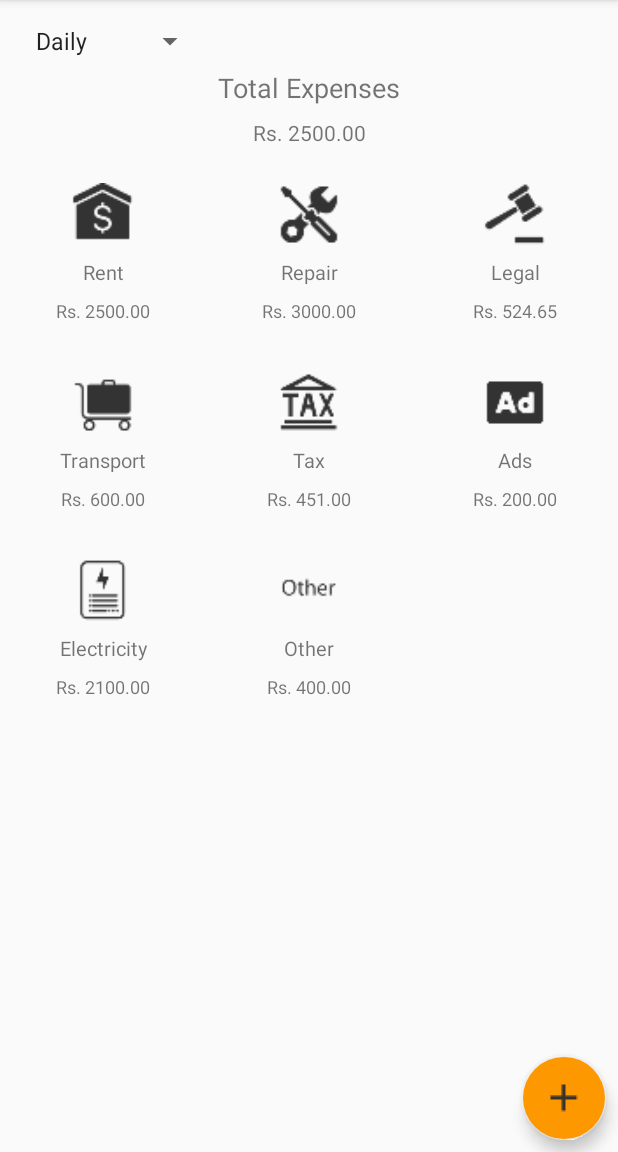
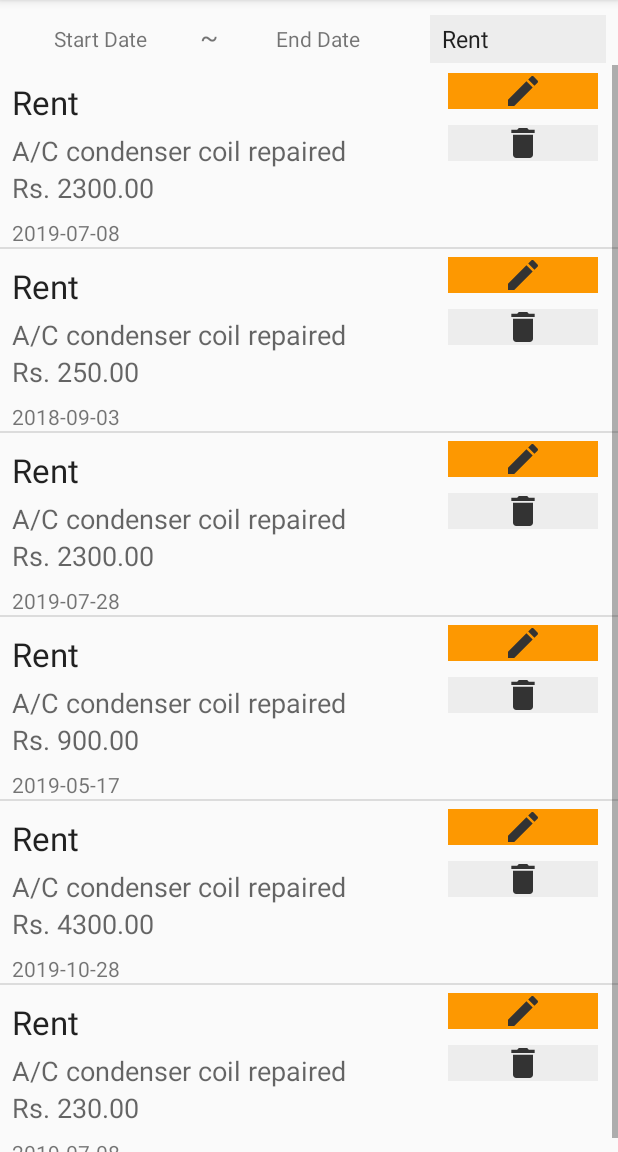
Before and after one commit to NisugaJ/TheStationaryManager, an Android app: the fragment Expenses shown on its own in the app's theme, after a tap on "Rs. 2500.00", on a phone screen of 412 x 824 dp, the part 84-1236 px from its top. Run offline under Robolectric (Android 15) with nearby library versions, the phone set to English and light mode, and no system bars.

Commit message:
Added TimePicker, Expenses ListView part. Disabled Landscape mode

```diff
--- /dev/null
+++ b/app/src/main/java/com/example/stationerymanager/ExpenseModel.java
@@ -0,0 +1,37 @@
+package com.example.stationerymanager;
+
+public class ExpenseModel {
+    int id;
+    String type;
+    String noteDescription;
+    String timestamp;
+    String amount;
+
+    public ExpenseModel(int id, String type, String noteDescription, String timestamp, String amount) {
+        this.id = id;
+        this.type = type;
+        this.noteDescription = noteDescription;
+        this.timestamp = timestamp;
+        this.amount = amount;
+    }
+
+    public int getId() {
+        return id;
+    }
+
+    public String getType() {
+        return type;
+    }
+
+    public String getNoteDescription() {
+        return noteDescription;
+    }
+
+    public String getTimestamp() {
+        return timestamp;
+    }
+
+    public String getAmount() {
+        return amount;
+    }
+}
--- a/app/src/main/java/com/example/stationerymanager/Expenses.java
+++ b/app/src/main/java/com/example/stationerymanager/Expenses.java
@@ -7,6 +7,7 @@ import android.os.Bundle;
 
 import androidx.annotation.NonNull;
 import androidx.annotation.Nullable;
+import androidx.appcompat.view.menu.ActionMenuItem;
 import androidx.fragment.app.Fragment;
 import android.view.LayoutInflater;
 import android.view.View;
@@ -24,7 +25,7 @@ public class Expenses extends Fragment {
     View view;
     FloatingActionButton addExpense;
     GridView grid;
-    String[] expenseTypes = {
+    static String[] expenseTypes = {
             "Rent",
             "Repair",
             "Legal",
@@ -77,6 +78,8 @@ public class Expenses extends Fragment {
                 @Override
                 public void onItemClick(AdapterView<?> adapterView, View view, int i, long l) {
                     Toast.makeText(getContext(), expenseTypes[i]+ " Clicked", Toast.LENGTH_SHORT).show();
+                    Intent intentToExpensesList = new Intent(getContext(), ExpensesList.class);
+                    startActivity(intentToExpensesList);
                 }
             });
 
@@ -90,5 +93,10 @@ public class Expenses extends Fragment {
         return view;
     }
 
+    @Override
+    public void onResume() {
+        super.onResume();
 
+
+    }
 }
--- /dev/null
+++ b/app/src/main/java/com/example/stationerymanager/ExpensesList.java
@@ -0,0 +1,79 @@
+package com.example.stationerymanager;
+
+import androidx.appcompat.app.AppCompatActivity;
+
+import android.os.Bundle;
+import android.widget.ListView;
+
+import java.util.ArrayList;
+import java.util.List;
+
+public class ExpensesList extends AppCompatActivity {
+
+    ListView listView;
+    List<ExpenseModel> expenseList;
+//    String[] types = {
+//            "Rent",
+//            "Rent",
+//            "Rent",
+//            "Rent",
+//            "Rent",
+//            "Rent",
+//            "Rent",
+//            "Rent",
+//    };
+//
+//    String[] desc = {
+//            "Rent1",
+//            "Rent2",
+//            "Rent3",
+//            "Rent4",
+//            "Rent5",
+//            "Rent6",
+//            "Rent7",
+//            "Rent8",
+//    };
+//
+//    String[] timestamps = {
+//            "2019-02-08  22:00",
+//            "2019-02-30  20:00",
+//            "2019-02-08  03:00",
+//            "2019-02-09  22:00",
+//            "2019-04-08  22:00",
+//            "2019-02-09  07:00",
+//            "2019-02-01  22:00",
+//            "2019-09-08  05:00",
+//    };
+//
+//    String[] amounts = {
+//            "Rs. 2340.00",
+//            "Rs. 264.00",
+//            "Rs. 750.00",
+//            "Rs. 231.00",
+//            "Rs. 244.00",
+//            "Rs. 701.00",
+//            "Rs. 123.00",
+//            "Rs. 100.00",
+//    };
+
+
+    @Override
+    protected void onCreate(Bundle savedInstanceState) {
+        super.onCreate(savedInstanceState);
+        setContentView(R.layout.activity_expenses_list);
+
+        listView=findViewById(R.id.expenses_list);
+        expenseList = new ArrayList<>();
+
+        //Testing only
+        expenseList.add(new ExpenseModel(1, "Rent", "A/C condenser coil repaired ", "2019-07-08", "Rs. 2300.00"));
+        expenseList.add(new ExpenseModel(2, "Rent", "A/C condenser coil repaired ", "2018-09-03", "Rs. 250.00"));
+        expenseList.add(new ExpenseModel(3, "Rent", "A/C condenser coil repaired ", "2019-07-28", "Rs. 2300.00"));
+        expenseList.add(new ExpenseModel(4, "Rent", "A/C condenser coil repaired ", "2019-05-17", "Rs. 900.00"));
+        expenseList.add(new ExpenseModel(5, "Rent", "A/C condenser coil repaired ", "2019-10-28", "Rs. 4300.00"));
+        expenseList.add(new ExpenseModel(6, "Rent", "A/C condenser coil repaired ", "2019-07-08", "Rs. 230.00"));
+
+        ExpensesListAdapter adapter=new ExpensesListAdapter(this, R.layout.expenses_list_layout_single, expenseList );
+        listView.setAdapter(adapter);
+    }
+}
--- /dev/null
+++ b/app/src/main/java/com/example/stationerymanager/ExpensesListAdapter.java
@@ -0,0 +1,52 @@
+package com.example.stationerymanager;
+
+import android.app.Activity;
+import android.content.Context;
+import android.view.LayoutInflater;
+import android.view.View;
+import android.view.ViewGroup;
+import android.widget.ArrayAdapter;
+import android.widget.TextView;
+
+import androidx.annotation.NonNull;
+
+import java.util.List;
+
+public class ExpensesListAdapter extends ArrayAdapter<ExpenseModel> {
+
+    private final Context context;
+    List<ExpenseModel> expenses;
+    int layoutRes;
+
+    public ExpensesListAdapter(Context context, int layoutRes, List<ExpenseModel> expenses){
+        super(context,layoutRes, expenses);
+
+        this.context = context;
+        this.layoutRes  = layoutRes;
+        this.expenses = expenses;
+    }
+
+    @NonNull
+    @Override
+    public View getView(int position, View view, ViewGroup parent) {
+
+        LayoutInflater inflater = LayoutInflater.from(context);
+        View rowView = inflater.inflate(layoutRes, null);
+
+        TextView typeView = rowView.findViewById(R.id.typeView);
+        TextView descView = rowView.findViewById(R.id.descView);
+        TextView timeView = rowView.findViewById(R.id.timestampView);
+        TextView amountView = rowView.findViewById(R.id.amountView);
+
+        ExpenseModel expenseItem = expenses.get(position);
+
+        typeView.setText(expenseItem.getType());
+        descView.setText(expenseItem.getNoteDescription());
+        timeView.setText(expenseItem.getTimestamp());
+        amountView.setText(expenseItem.getAmount());
+
+        return  rowView;
+    }
+
+
+}
--- a/app/src/main/java/com/example/stationerymanager/LaunchActivity.java
+++ b/app/src/main/java/com/example/stationerymanager/LaunchActivity.java
@@ -41,7 +41,7 @@ public class LaunchActivity extends AppCompatActivity {
                     });
                     try {
                         // Sleep for 200 milliseconds.
-                        Thread.sleep(40);
+                        Thread.sleep(10);
                     } catch (InterruptedException e) {
                         e.printStackTrace();
                     }
--- a/app/src/main/java/com/example/stationerymanager/MainNavigation.java
+++ b/app/src/main/java/com/example/stationerymanager/MainNavigation.java
@@ -33,6 +33,8 @@ public class MainNavigation extends AppCompatActivity {
                     break;
                 case R.id.navigation_stationery:
                     title = getString(R.string.title_stationery);
+                    Intent intent = new Intent(getApplicationContext(), AddSales.class);
+                    startActivity(intent);
                     break;
                 case R.id.navigation_printing:
                     title = getString(R.string.title_printing);
--- /dev/null
+++ b/app/src/main/res/layout/activity_expenses_list.xml
@@ -0,0 +1,80 @@
+<?xml version="1.0" encoding="utf-8"?>
+<androidx.constraintlayout.widget.ConstraintLayout xmlns:android="http://schemas.android.com/apk/res/android"
+    xmlns:app="http://schemas.android.com/apk/res-auto"
+    xmlns:tools="http://schemas.android.com/tools"
+    android:layout_width="match_parent"
+    android:layout_height="match_parent"
+    tools:context=".ExpensesList">
+
+    <TextView
+        android:id="@+id/endDate"
+        android:layout_width="0dp"
+        android:layout_height="wrap_content"
+        android:layout_marginStart="8dp"
+        android:layout_marginLeft="8dp"
+        android:layout_marginEnd="8dp"
+        android:layout_marginRight="8dp"
+        android:text="@string/end_date"
+        android:textAlignment="center"
+        android:textSize="14sp"
+        app:layout_constraintBaseline_toBaselineOf="@+id/textView20"
+        app:layout_constraintEnd_toStartOf="@+id/spinner"
+        app:layout_constraintHorizontal_bias="0.5"
+        app:layout_constraintStart_toEndOf="@+id/textView20" />
+
+    <TextView
+        android:id="@+id/startDate"
+        android:layout_width="0dp"
+        android:layout_height="wrap_content"
+        android:layout_marginStart="8dp"
+        android:layout_marginLeft="8dp"
+        android:layout_marginTop="16dp"
+        android:text="@string/start_date"
+        android:textAlignment="center"
+        android:textSize="14sp"
+        app:layout_constraintEnd_toStartOf="@+id/textView20"
+        app:layout_constraintHorizontal_bias="0.5"
+        app:layout_constraintHorizontal_chainStyle="spread_inside"
+        app:layout_constraintStart_toStartOf="parent"
+        app:layout_constraintTop_toTopOf="parent" />
+
+    <Spinner
+        android:id="@+id/spinner"
+        android:layout_width="0dp"
+        android:layout_height="32dp"
+        android:entries="@array/expense_types"
+        android:layout_marginStart="8dp"
+        android:layout_marginLeft="8dp"
+        android:layout_marginEnd="8dp"
+        android:layout_marginRight="8dp"
+        android:background="@color/colorAccent"
+        app:layout_constraintBottom_toBottomOf="@+id/endDate"
+        app:layout_constraintEnd_toEndOf="parent"
+        app:layout_constraintHorizontal_bias="0.5"
+        app:layout_constraintStart_toEndOf="@+id/endDate"
+        app:layout_constraintTop_toTopOf="@+id/endDate" />
+
+    <TextView
+        android:id="@+id/textView20"
+        android:layout_width="wrap_content"
+        android:layout_height="wrap_content"
+        android:layout_marginStart="8dp"
+        android:layout_marginLeft="8dp"
+        android:text="@string/tilde"
+        android:textSize="18sp"
+        app:layout_constraintBaseline_toBaselineOf="@+id/startDate"
+        app:layout_constraintEnd_toStartOf="@+id/endDate"
+        app:layout_constraintHorizontal_bias="0.5"
+        app:layout_constraintStart_toEndOf="@+id/startDate" />
+
+    <ListView
+        android:id="@+id/expenses_list"
+        android:layout_width="0dp"
+        android:layout_height="0dp"
+        android:layout_marginTop="8dp"
+
+        app:layout_constraintBottom_toBottomOf="parent"
+        app:layout_constraintEnd_toEndOf="parent"
+        app:layout_constraintStart_toStartOf="parent"
+        app:layout_constraintTop_toBottomOf="@+id/startDate" />
+</androidx.constraintlayout.widget.ConstraintLayout>
--- /dev/null
+++ b/app/src/main/res/layout/expenses_list_layout_single.xml
@@ -0,0 +1,74 @@
+<?xml version="1.0" encoding="utf-8"?>
+<LinearLayout xmlns:android="http://schemas.android.com/apk/res/android"
+    xmlns:tools="http://schemas.android.com/tools"
+    xmlns:app="http://schemas.android.com/apk/res-auto"
+
+    android:id="@+id/linearLayout"
+    android:layout_width="match_parent"
+    android:layout_height="match_parent"
+    android:layout_marginVertical="8sp">
+
+    <LinearLayout
+        android:layout_width="285dp"
+        android:layout_height="wrap_content"
+        android:layout_marginLeft="8dp"
+        android:orientation="vertical">
+
+        <TextView
+            android:id="@+id/typeView"
+            android:layout_width="match_parent"
+            android:layout_height="wrap_content"
+            android:layout_marginTop="10dp"
+            android:layout_marginBottom="5dp"
+            android:text="Rent"
+            android:textAppearance="@style/Base.TextAppearance.AppCompat.Large" />
+
+        <TextView
+            android:id="@+id/descView"
+            android:layout_width="wrap_content"
+            android:layout_height="wrap_content"
+            android:text="A/C condenser coil repaired "
+            android:textAppearance="@style/Base.TextAppearance.AppCompat.Medium" />
+
+        <TextView
+            android:id="@+id/amountView"
+            android:layout_width="match_parent"
+            android:layout_height="wrap_content"
+            android:text="Rs. 2000.00"
+            android:textAppearance="@style/Base.TextAppearance.AppCompat.Medium" />
+
+        <TextView
+            android:id="@+id/timestampView"
+            android:layout_width="match_parent"
+            android:layout_height="wrap_content"
+            android:layout_marginTop="8dp"
+            android:text="2019-07-30 10:00:00" />
+
+    </LinearLayout>
+
+    <LinearLayout
+        android:layout_width="match_parent"
+        android:layout_height="wrap_content"
+        android:layout_marginRight="8dp"
+        android:orientation="vertical">
+
+        <androidx.appcompat.widget.AppCompatImageView
+            android:id="@+id/editExpenseBtn"
+            android:layout_width="match_parent"
+            android:layout_height="match_parent"
+            android:layout_margin="5dp"
+            app:srcCompat="@drawable/ic_update"
+            android:background="@color/colorPrimary"
+            android:text="Edit" />
+
+        <androidx.appcompat.widget.AppCompatImageView
+            android:id="@+id/deleteExpenseBtn"
+            android:layout_width="match_parent"
+            android:layout_height="match_parent"
+            android:layout_margin="5dp"
+            app:srcCompat="@drawable/ic_delete"
+            android:background="@color/colorAccent"
+            android:text="Delete" />
+
+    </LinearLayout>
+</LinearLayout>
--- a/app/src/main/res/values/strings.xml
+++ b/app/src/main/res/values/strings.xml
@@ -41,6 +41,16 @@
         <item>Office Items</item>
     </string-array>
 
+    <string-array name="expense_types">
+        <item >Rent</item>
+        <item >Repair</item>
+        <item >Legal</item>
+        <item >Transport</item>
+        <item >Tax</item>
+        <item >Ads</item>
+        <item >Other</item>
+    </string-array>
+
     <string name="PAtxt2">Product Name</string>
     <string name="PAtxt3">Product Code</string>
     <string name="PAtxt4">Cost Price</string>
@@ -59,4 +69,7 @@
     <string name="SAtxt5">Quantity</string>
     <string name="SAtxt6">Select Date</string>
     <string name="SAbtn1">Add Sales</string>
+    <string name="start_date">Start Date</string>
+    <string name="end_date">End Date</string>
+    <string name="tilde">~</string>
 </resources>
```
Also changed, not shown: app/src/main/AndroidManifest.xml (+8 -5 lines), app/src/main/java/com/example/stationerymanager/AddExpenses.java (+97 -1 lines), app/src/main/java/com/example/stationerymanager/TimePickActivity.java (added, +69 -0 lines), app/src/main/res/layout/activity_add_expenses.xml (+11 -17 lines), app/src/main/res/layout/activity_time_pick.xml (added, +55 -0 lines).
